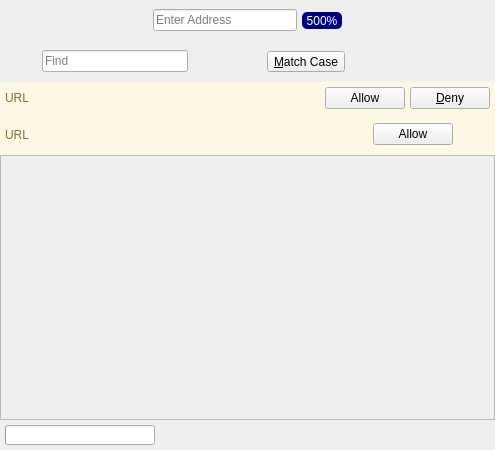
Qt form UI/dooble_page.ui (textbrowser/dooble) before a commit.
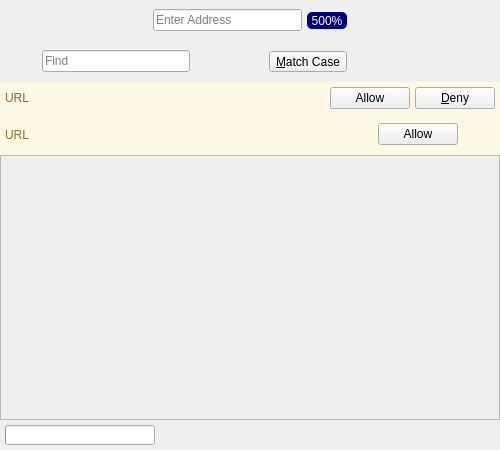
The same form after that commit. Custom widgets are drawn as their Qt base class.

```diff
--- a/UI/dooble_page.ui
+++ b/UI/dooble_page.ui
@@ -6,7 +6,7 @@
    <rect>
     <x>0</x>
     <y>0</y>
-    <width>495</width>
+    <width>500</width>
     <height>450</height>
    </rect>
   </property>
```
